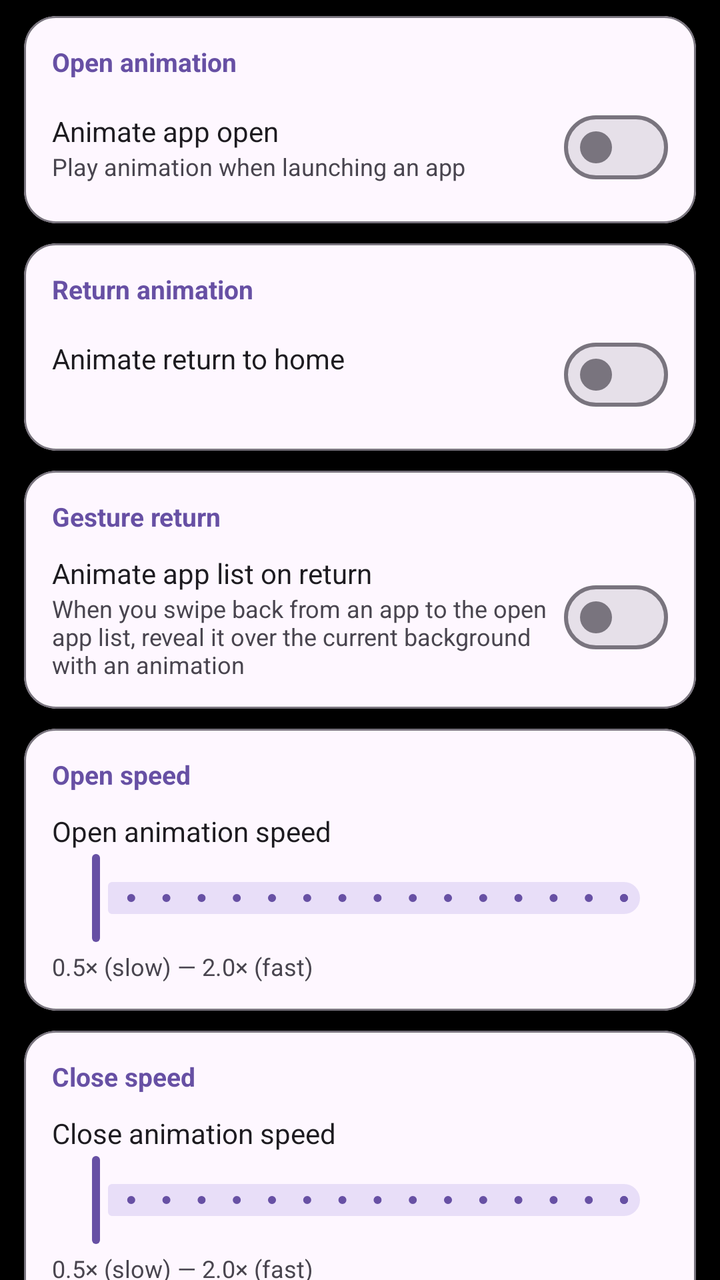
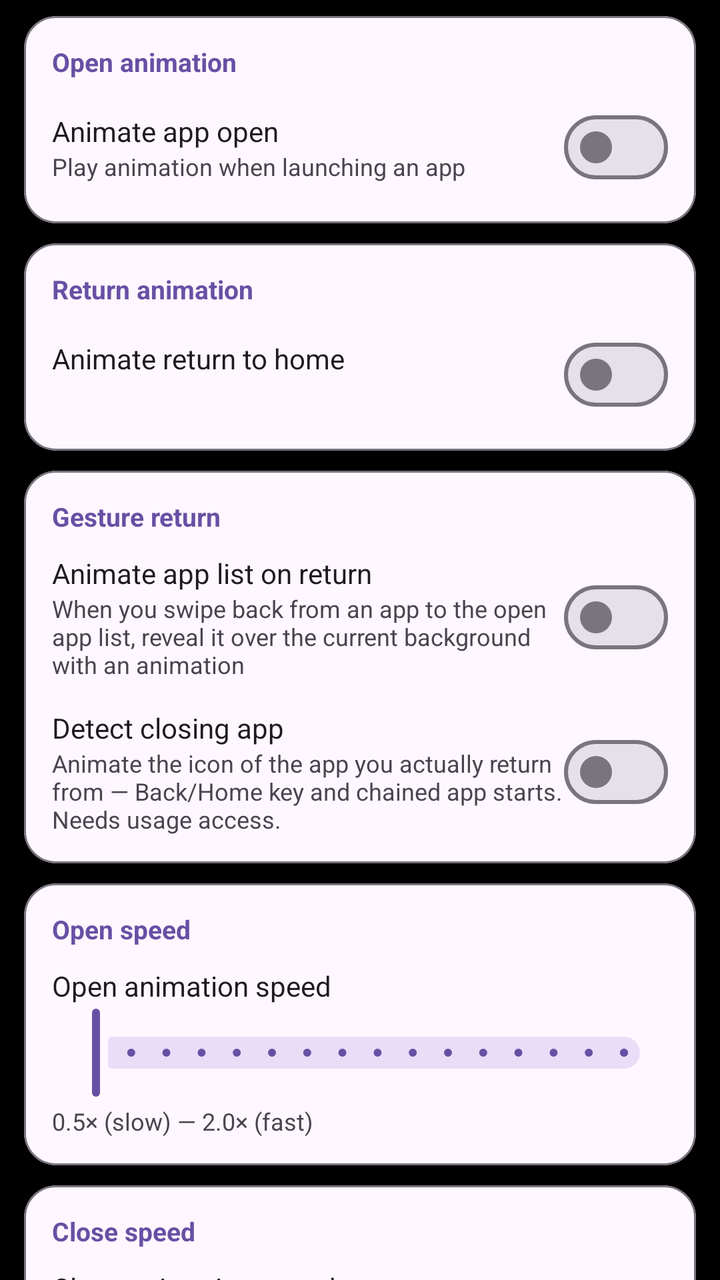

Before-and-after screenshots of an Android layout around one commit, followed by the original layout XML and the change that was made.
<!-- AndroidManifest.xml: application theme Theme.CloX -->
<!-- res/layout/fragment_settings_animation.xml -->
<?xml version="1.0" encoding="utf-8"?>
<androidx.core.widget.NestedScrollView
    xmlns:android="http://schemas.android.com/apk/res/android"
    xmlns:app="http://schemas.android.com/apk/res-auto"
    android:layout_width="match_parent"
    android:layout_height="match_parent"
    android:clipToPadding="false"
    android:fillViewport="true">

    <LinearLayout
        android:layout_width="match_parent"
        android:layout_height="wrap_content"
        android:orientation="vertical"
        android:paddingTop="8dp"
        android:paddingBottom="16dp">

        
        <com.google.android.material.card.MaterialCardView
            android:layout_width="match_parent" android:layout_height="wrap_content"
            android:layout_marginHorizontal="12dp" android:layout_marginBottom="10dp"
            app:cardCornerRadius="16dp" app:cardElevation="0dp"
            app:strokeWidth="1dp" app:strokeColor="?attr/colorOutline"
            app:cardBackgroundColor="?attr/colorSurface">
            <LinearLayout android:layout_width="match_parent" android:layout_height="wrap_content"
                android:orientation="vertical" android:padding="14dp">

                <TextView android:layout_width="wrap_content" android:layout_height="wrap_content"
                    android:text="@string/anim_setting_open_category"
                    android:textSize="13sp" android:textStyle="bold"
                    android:textColor="?attr/colorPrimary" android:layout_marginBottom="10dp" />

                
                <LinearLayout android:layout_width="match_parent" android:layout_height="wrap_content"
                    android:orientation="horizontal" android:gravity="center_vertical">
                    <LinearLayout android:layout_width="0dp" android:layout_height="wrap_content"
                        android:layout_weight="1" android:orientation="vertical">
                        <TextView android:layout_width="wrap_content" android:layout_height="wrap_content"
                            android:text="@string/anim_setting_open_title"
                            android:textSize="14sp" android:textColor="?attr/colorOnSurface" />
                        <TextView android:layout_width="wrap_content" android:layout_height="wrap_content"
                            android:text="@string/anim_setting_open_summary"
                            android:textSize="12sp" android:textColor="?attr/colorOnSurfaceVariant" />
                    </LinearLayout>
                    <com.google.android.material.materialswitch.MaterialSwitch
                        android:id="@+id/switchOpenAnim"
                        android:layout_width="wrap_content" android:layout_height="wrap_content" />
                </LinearLayout>

                
                <LinearLayout android:id="@+id/rowOpenAnimType"
                    android:layout_width="match_parent" android:layout_height="wrap_content"
                    android:orientation="horizontal" android:gravity="center_vertical"
                    android:layout_marginTop="14dp"
                    android:clickable="true" android:focusable="true"
                    android:background="?attr/selectableItemBackground"
                    android:visibility="gone">
                    <LinearLayout android:layout_width="0dp" android:layout_height="wrap_content"
                        android:layout_weight="1" android:orientation="vertical">
                        <TextView android:layout_width="wrap_content" android:layout_height="wrap_content"
                            android:text="@string/anim_setting_open_type_title"
                            android:textSize="14sp" android:textColor="?attr/colorOnSurface" />
                        <TextView android:id="@+id/tvOpenAnimType"
                            android:layout_width="wrap_content" android:layout_height="wrap_content"
                            android:textSize="12sp" android:textColor="?attr/colorOnSurfaceVariant" />
                    </LinearLayout>
                    <ImageView android:layout_width="20dp" android:layout_height="20dp"
                        android:src="@drawable/ic_expand_more" app:tint="?attr/colorOnSurfaceVariant" />
                </LinearLayout>

            </LinearLayout>
        </com.google.android.material.card.MaterialCardView>

        
        <com.google.android.material.card.MaterialCardView
            android:layout_width="match_parent" android:layout_height="wrap_content"
            android:layout_marginHorizontal="12dp" android:layout_marginBottom="10dp"
            app:cardCornerRadius="16dp" app:cardElevation="0dp"
            app:strokeWidth="1dp" app:strokeColor="?attr/colorOutline"
            app:cardBackgroundColor="?attr/colorSurface">
            <LinearLayout android:layout_width="match_parent" android:layout_height="wrap_content"
                android:orientation="vertical" android:padding="14dp">

                <TextView android:layout_width="wrap_content" android:layout_height="wrap_content"
                    android:text="@string/anim_setting_return_category"
                    android:textSize="13sp" android:textStyle="bold"
                    android:textColor="?attr/colorPrimary" android:layout_marginBottom="10dp" />

                <LinearLayout android:layout_width="match_parent" android:layout_height="wrap_content"
                    android:orientation="horizontal" android:gravity="center_vertical">
                    <LinearLayout android:layout_width="0dp" android:layout_height="wrap_content"
                        android:layout_weight="1" android:orientation="vertical">
                        <TextView android:layout_width="wrap_content" android:layout_height="wrap_content"
                            android:text="@string/anim_setting_return_title"
                            android:textSize="14sp" android:textColor="?attr/colorOnSurface" />
                        <TextView android:id="@+id/tvReturnAnimSummary"
                            android:layout_width="wrap_content" android:layout_height="wrap_content"
                            android:textSize="12sp" android:textColor="?attr/colorOnSurfaceVariant" />
                    </LinearLayout>
                    <com.google.android.material.materialswitch.MaterialSwitch
                        android:id="@+id/switchReturnAnim"
                        android:layout_width="wrap_content" android:layout_height="wrap_content" />
                </LinearLayout>

                
                <LinearLayout android:id="@+id/rowCloseAnimType"
                    android:layout_width="match_parent" android:layout_height="wrap_content"
                    android:orientation="horizontal" android:gravity="center_vertical"
                    android:layout_marginTop="14dp"
                    android:clickable="true" android:focusable="true"
                    android:background="?attr/selectableItemBackground"
                    android:visibility="gone">
                    <LinearLayout android:layout_width="0dp" android:layout_height="wrap_content"
                        android:layout_weight="1" android:orientation="vertical">
                        <TextView android:layout_width="wrap_content" android:layout_height="wrap_content"
                            android:text="@string/anim_setting_close_type_title"
                            android:textSize="14sp" android:textColor="?attr/colorOnSurface" />
                        <TextView android:id="@+id/tvCloseAnimType"
                            android:layout_width="wrap_content" android:layout_height="wrap_content"
                            android:textSize="12sp" android:textColor="?attr/colorOnSurfaceVariant" />
                    </LinearLayout>
                    <ImageView android:layout_width="20dp" android:layout_height="20dp"
                        android:src="@drawable/ic_expand_more" app:tint="?attr/colorOnSurfaceVariant" />
                </LinearLayout>

            </LinearLayout>
        </com.google.android.material.card.MaterialCardView>

        
        <com.google.android.material.card.MaterialCardView
            android:layout_width="match_parent" android:layout_height="wrap_content"
            android:layout_marginHorizontal="12dp" android:layout_marginBottom="10dp"
            app:cardCornerRadius="16dp" app:cardElevation="0dp"
            app:strokeWidth="1dp" app:strokeColor="?attr/colorOutline"
            app:cardBackgroundColor="?attr/colorSurface">
            <LinearLayout android:layout_width="match_parent" android:layout_height="wrap_content"
                android:orientation="vertical" android:padding="14dp">

                <TextView android:layout_width="wrap_content" android:layout_height="wrap_content"
                    android:text="@string/anim_setting_gesture_return_category"
                    android:textSize="13sp" android:textStyle="bold"
                    android:textColor="?attr/colorPrimary" android:layout_marginBottom="10dp" />

                
                <LinearLayout android:layout_width="match_parent" android:layout_height="wrap_content"
                    android:orientation="horizontal" android:gravity="center_vertical">
                    <LinearLayout android:layout_width="0dp" android:layout_height="wrap_content"
                        android:layout_weight="1" android:orientation="vertical">
                        <TextView android:layout_width="wrap_content" android:layout_height="wrap_content"
                            android:text="@string/anim_setting_gesture_return_title"
                            android:textSize="14sp" android:textColor="?attr/colorOnSurface" />
                        <TextView android:layout_width="wrap_content" android:layout_height="wrap_content"
                            android:text="@string/anim_setting_gesture_return_summary"
                            android:textSize="12sp" android:textColor="?attr/colorOnSurfaceVariant" />
                    </LinearLayout>
                    <com.google.android.material.materialswitch.MaterialSwitch
                        android:id="@+id/switchGestureReturn"
                        android:layout_width="wrap_content" android:layout_height="wrap_content" />
                </LinearLayout>

                
                <LinearLayout android:id="@+id/rowGestureReturnType"
                    android:layout_width="match_parent" android:layout_height="wrap_content"
                    android:orientation="horizontal" android:gravity="center_vertical"
                    android:layout_marginTop="14dp"
                    android:clickable="true" android:focusable="true"
                    android:background="?attr/selectableItemBackground"
                    android:visibility="gone">
                    <LinearLayout android:layout_width="0dp" android:layout_height="wrap_content"
                        android:layout_weight="1" android:orientation="vertical">
                        <TextView android:layout_width="wrap_content" android:layout_height="wrap_content"
                            android:text="@string/anim_setting_gesture_return_type_title"
                            android:textSize="14sp" android:textColor="?attr/colorOnSurface" />
                        <TextView android:id="@+id/tvGestureReturnType"
                            android:layout_width="wrap_content" android:layout_height="wrap_content"
                            android:textSize="12sp" android:textColor="?attr/colorOnSurfaceVariant" />
                    </LinearLayout>
                    <ImageView android:layout_width="20dp" android:layout_height="20dp"
                        android:src="@drawable/ic_expand_more" app:tint="?attr/colorOnSurfaceVariant" />
                </LinearLayout>

                
                <LinearLayout android:id="@+id/groupGestureReturnSpeed"
                    android:layout_width="match_parent" android:layout_height="wrap_content"
                    android:orientation="vertical" android:layout_marginTop="14dp"
                    android:visibility="gone">

                    <LinearLayout android:layout_width="match_parent" android:layout_height="wrap_content"
                        android:orientation="horizontal" android:gravity="center_vertical">
                        <TextView android:layout_width="0dp" android:layout_height="wrap_content"
                            android:layout_weight="1"
                            android:text="@string/anim_setting_gesture_return_speed_title"
                            android:textSize="14sp" android:textColor="?attr/colorOnSurface" />
                        <TextView android:id="@+id/tvGestureReturnSpeed"
                            android:layout_width="wrap_content" android:layout_height="wrap_content"
                            android:textSize="13sp" android:textColor="?attr/colorPrimary"
                            android:layout_marginStart="8dp" />
                    </LinearLayout>

                    <com.google.android.material.slider.Slider
                        android:id="@+id/sliderGestureReturnSpeed"
                        android:layout_width="match_parent" android:layout_height="wrap_content"
                        android:valueFrom="0.5" android:valueTo="2.0" android:stepSize="0.1" />

                    <TextView android:layout_width="wrap_content" android:layout_height="wrap_content"
                        android:text="@string/anim_setting_speed_hint"
                        android:textSize="12sp" android:textColor="?attr/colorOnSurfaceVariant"
                        android:layout_marginTop="2dp" />

                    <LinearLayout android:layout_width="match_parent" android:layout_height="wrap_content"
                        android:orientation="horizontal" android:gravity="center_vertical"
                        android:layout_marginTop="14dp">
                        <TextView android:layout_width="0dp" android:layout_height="wrap_content"
                            android:layout_weight="1"
                            android:text="@string/anim_setting_gesture_return_delay_title"
                            android:textSize="14sp" android:textColor="?attr/colorOnSurface" />
                        <TextView android:id="@+id/tvGestureReturnDelay"
                            android:layout_width="wrap_content" android:layout_height="wrap_content"
                            android:textSize="13sp" android:textColor="?attr/colorPrimary"
                            android:layout_marginStart="8dp" />
                    </LinearLayout>

                    <com.google.android.material.slider.Slider
                        android:id="@+id/sliderGestureReturnDelay"
                        android:layout_width="match_parent" android:layout_height="wrap_content"
                        android:valueFrom="0" android:valueTo="500" android:stepSize="25" />

                    <TextView android:layout_width="wrap_content" android:layout_height="wrap_content"
                        android:text="@string/anim_setting_close_delay_hint"
                        android:textSize="12sp" android:textColor="?attr/colorOnSurfaceVariant"
                        android:layout_marginTop="2dp" />

                </LinearLayout>

            </LinearLayout>
        </com.google.android.material.card.MaterialCardView>

        
        <com.google.android.material.card.MaterialCardView
            android:layout_width="match_parent" android:layout_height="wrap_content"
            android:layout_marginHorizontal="12dp" android:layout_marginBottom="10dp"
            app:cardCornerRadius="16dp" app:cardElevation="0dp"
            app:strokeWidth="1dp" app:strokeColor="?attr/colorOutline"
            app:cardBackgroundColor="?attr/colorSurface">
            <LinearLayout android:layout_width="match_parent" android:layout_height="wrap_content"
                android:orientation="vertical" android:padding="14dp">

                <TextView android:layout_width="wrap_content" android:layout_height="wrap_content"
                    android:text="@string/anim_setting_speed_category"
                    android:textSize="13sp" android:textStyle="bold"
                    android:textColor="?attr/colorPrimary" android:layout_marginBottom="10dp" />

                <LinearLayout android:layout_width="match_parent" android:layout_height="wrap_content"
                    android:orientation="horizontal" android:gravity="center_vertical">
                    <TextView android:layout_width="0dp" android:layout_height="wrap_content"
                        android:layout_weight="1"
                        android:text="@string/anim_setting_speed_title"
                        android:textSize="14sp" android:textColor="?attr/colorOnSurface" />
                    <TextView android:id="@+id/tvAnimSpeed"
                        android:layout_width="wrap_content" android:layout_height="wrap_content"
                        android:textSize="13sp" android:textColor="?attr/colorPrimary"
                        android:layout_marginStart="8dp" />
                </LinearLayout>

                <com.google.android.material.slider.Slider
                    android:id="@+id/sliderAnimSpeed"
                    android:layout_width="match_parent" android:layout_height="wrap_content"
                    android:valueFrom="0.5" android:valueTo="2.0" android:stepSize="0.1" />

                <TextView android:layout_width="wrap_content" android:layout_height="wrap_content"
                    android:text="@string/anim_setting_speed_hint"
                    android:textSize="12sp" android:textColor="?attr/colorOnSurfaceVariant"
                    android:layout_marginTop="2dp" />

            </LinearLayout>
        </com.google.android.material.card.MaterialCardView>

        
        <com.google.android.material.card.MaterialCardView
            android:layout_width="match_parent" android:layout_height="wrap_content"
            android:layout_marginHorizontal="12dp" android:layout_marginBottom="10dp"
            app:cardCornerRadius="16dp" app:cardElevation="0dp"
            app:strokeWidth="1dp" app:strokeColor="?attr/colorOutline"
            app:cardBackgroundColor="?attr/colorSurface">
            <LinearLayout android:layout_width="match_parent" android:layout_height="wrap_content"
                android:orientation="vertical" android:padding="14dp">

                <TextView android:layout_width="wrap_content" android:layout_height="wrap_content"
                    android:text="@string/anim_setting_close_speed_category"
                    android:textSize="13sp" android:textStyle="bold"
                    android:textColor="?attr/colorPrimary" android:layout_marginBottom="10dp" />

                <LinearLayout android:layout_width="match_parent" android:layout_height="wrap_content"
                    android:orientation="horizontal" android:gravity="center_vertical">
                    <TextView android:layout_width="0dp" android:layout_height="wrap_content"
                        android:layout_weight="1"
                        android:text="@string/anim_setting_close_speed_title"
                        android:textSize="14sp" android:textColor="?attr/colorOnSurface" />
                    <TextView android:id="@+id/tvCloseAnimSpeed"
                        android:layout_width="wrap_content" android:layout_height="wrap_content"
                        android:textSize="13sp" android:textColor="?attr/colorPrimary"
                        android:layout_marginStart="8dp" />
                </LinearLayout>

                <com.google.android.material.slider.Slider
                    android:id="@+id/sliderCloseAnimSpeed"
                    android:layout_width="match_parent" android:layout_height="wrap_content"
                    android:valueFrom="0.5" android:valueTo="2.0" android:stepSize="0.1" />

                <TextView android:layout_width="wrap_content" android:layout_height="wrap_content"
                    android:text="@string/anim_setting_speed_hint"
                    android:textSize="12sp" android:textColor="?attr/colorOnSurfaceVariant"
                    android:layout_marginTop="2dp" />

                <LinearLayout android:layout_width="match_parent" android:layout_height="wrap_content"
                    android:orientation="horizontal" android:gravity="center_vertical"
                    android:layout_marginTop="14dp">
                    <TextView android:layout_width="0dp" android:layout_height="wrap_content"
                        android:layout_weight="1"
                        android:text="@string/anim_setting_close_delay_title"
                        android:textSize="14sp" android:textColor="?attr/colorOnSurface" />
                    <TextView android:id="@+id/tvCloseAnimDelay"
                        android:layout_width="wrap_content" android:layout_height="wrap_content"
                        android:textSize="13sp" android:textColor="?attr/colorPrimary"
                        android:layout_marginStart="8dp" />
                </LinearLayout>

                <com.google.android.material.slider.Slider
                    android:id="@+id/sliderCloseAnimDelay"
                    android:layout_width="match_parent" android:layout_height="wrap_content"
                    android:valueFrom="0" android:valueTo="500" android:stepSize="25" />

                <TextView android:layout_width="wrap_content" android:layout_height="wrap_content"
                    android:text="@string/anim_setting_close_delay_hint"
                    android:textSize="12sp" android:textColor="?attr/colorOnSurfaceVariant"
                    android:layout_marginTop="2dp" />

            </LinearLayout>
        </com.google.android.material.card.MaterialCardView>

    </LinearLayout>
</androidx.core.widget.NestedScrollView>
<!-- resources referenced by this layout -->
<resources>
  <!-- drawable ic_expand_more (drawable) -->
  <?xml version="1.0" encoding="utf-8"?>
  <vector xmlns:android="http://schemas.android.com/apk/res/android"
      android:width="24dp" android:height="24dp"
      android:viewportWidth="24" android:viewportHeight="24"
      android:tint="?attr/colorControlNormal">
      <path android:fillColor="@android:color/white"
          android:pathData="M16.59,8.59L12,13.17 7.41,8.59 6,10l6,6 6,-6 -1.41,-1.41z"/>
  </vector>
  <string name="anim_setting_close_delay_hint">0 ms (immediate) — 500 ms</string>
  <string name="anim_setting_close_delay_title">Start delay</string>
  <string name="anim_setting_close_speed_category">Close speed</string>
  <string name="anim_setting_close_speed_title">Close animation speed</string>
  <string name="anim_setting_close_type_title">Animation style</string>
  <string name="anim_setting_gesture_return_category">Gesture return</string>
  <string name="anim_setting_gesture_return_delay_title">Start delay</string>
  <string name="anim_setting_gesture_return_speed_title">Reveal speed</string>
  <string name="anim_setting_gesture_return_summary">When you swipe back from an app to the open app list, reveal it over the current background with an animation</string>
  <string name="anim_setting_gesture_return_title">Animate app list on return</string>
  <string name="anim_setting_gesture_return_type_title">Reveal style</string>
  <string name="anim_setting_open_category">Open animation</string>
  <string name="anim_setting_open_summary">Play animation when launching an app</string>
  <string name="anim_setting_open_title">Animate app open</string>
  <string name="anim_setting_open_type_title">Animation style</string>
  <string name="anim_setting_return_category">Return animation</string>
  <string name="anim_setting_return_title">Animate return to home</string>
  <string name="anim_setting_speed_category">Open speed</string>
  <string name="anim_setting_speed_hint">0.5× (slow) — 2.0× (fast)</string>
  <string name="anim_setting_speed_title">Open animation speed</string>
  <style name="Theme.CloX" parent="Theme.Material3.DayNight.NoActionBar">
          <item name="android:windowBackground">@android:color/black</item>
          <item name="android:windowAnimationStyle">@null</item>
      </style>
</resources>

<!-- the commit's change to res/layout/fragment_settings_animation.xml (unified diff, before → after) -->
@@ -158,6 +158,24 @@
                 </LinearLayout>
 
                 
+                <LinearLayout android:layout_width="match_parent" android:layout_height="wrap_content"
+                    android:orientation="horizontal" android:gravity="center_vertical"
+                    android:layout_marginTop="14dp">
+                    <LinearLayout android:layout_width="0dp" android:layout_height="wrap_content"
+                        android:layout_weight="1" android:orientation="vertical">
+                        <TextView android:layout_width="wrap_content" android:layout_height="wrap_content"
+                            android:text="@string/anim_setting_detect_closing_title"
+                            android:textSize="14sp" android:textColor="?attr/colorOnSurface" />
+                        <TextView android:layout_width="match_parent" android:layout_height="wrap_content"
+                            android:text="@string/anim_setting_detect_closing_summary"
+                            android:textSize="12sp" android:textColor="?attr/colorOnSurfaceVariant" />
+                    </LinearLayout>
+                    <com.google.android.material.materialswitch.MaterialSwitch
+                        android:id="@+id/switchDetectClosing"
+                        android:layout_width="wrap_content" android:layout_height="wrap_content" />
+                </LinearLayout>
+
+                
                 <LinearLayout android:id="@+id/rowGestureReturnType"
                     android:layout_width="match_parent" android:layout_height="wrap_content"
                     android:orientation="horizontal" android:gravity="center_vertical"
@@ -176,6 +194,26 @@
                     </LinearLayout>
                     <ImageView android:layout_width="20dp" android:layout_height="20dp"
                         android:src="@drawable/ic_expand_more" app:tint="?attr/colorOnSurfaceVariant" />
+                </LinearLayout>
+
+                
+                <LinearLayout android:id="@+id/rowGestureReturnOnly"
+                    android:layout_width="match_parent" android:layout_height="wrap_content"
+                    android:orientation="horizontal" android:gravity="center_vertical"
+                    android:layout_marginTop="14dp"
+                    android:visibility="gone">
+                    <LinearLayout android:layout_width="0dp" android:layout_height="wrap_content"
+                        android:layout_weight="1" android:orientation="vertical">
+                        <TextView android:layout_width="wrap_content" android:layout_height="wrap_content"
+                            android:text="@string/anim_setting_gesture_return_only_title"
+                            android:textSize="14sp" android:textColor="?attr/colorOnSurface" />
+                        <TextView android:layout_width="match_parent" android:layout_height="wrap_content"
+                            android:text="@string/anim_setting_gesture_return_only_summary"
+                            android:textSize="12sp" android:textColor="?attr/colorOnSurfaceVariant" />
+                    </LinearLayout>
+                    <com.google.android.material.materialswitch.MaterialSwitch
+                        android:id="@+id/switchGestureReturnOnly"
+                        android:layout_width="wrap_content" android:layout_height="wrap_content" />
                 </LinearLayout>
 
                 
<!-- resource entries referenced after the edit -->
@@ -14,8 +14,12 @@
   <string name="anim_setting_close_speed_category">Close speed</string>
   <string name="anim_setting_close_speed_title">Close animation speed</string>
   <string name="anim_setting_close_type_title">Animation style</string>
+  <string name="anim_setting_detect_closing_summary">Animate the icon of the app you actually return from — Back/Home key and chained app starts. Needs usage access.</string>
+  <string name="anim_setting_detect_closing_title">Detect closing app</string>
   <string name="anim_setting_gesture_return_category">Gesture return</string>
   <string name="anim_setting_gesture_return_delay_title">Start delay</string>
+  <string name="anim_setting_gesture_return_only_summary">Off: also play on Back and hardware-Home returns</string>
+  <string name="anim_setting_gesture_return_only_title">Only on swipe-home gesture</string>
   <string name="anim_setting_gesture_return_speed_title">Reveal speed</string>
   <string name="anim_setting_gesture_return_summary">When you swipe back from an app to the open app list, reveal it over the current background with an animation</string>
   <string name="anim_setting_gesture_return_title">Animate app list on return</string>
